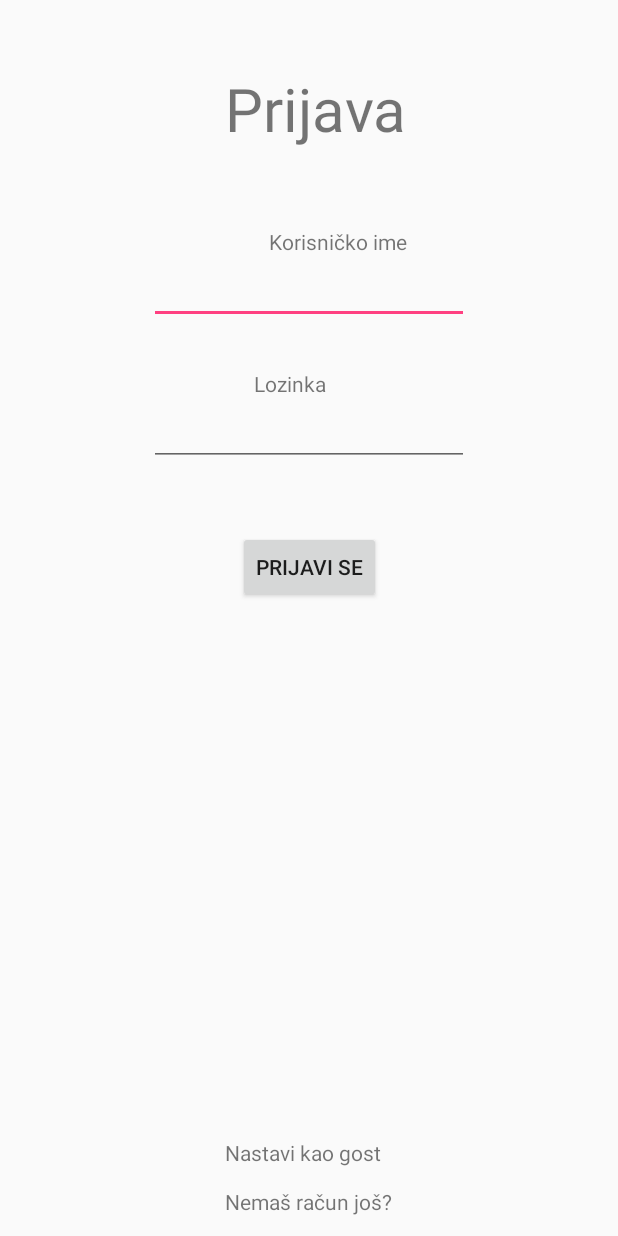
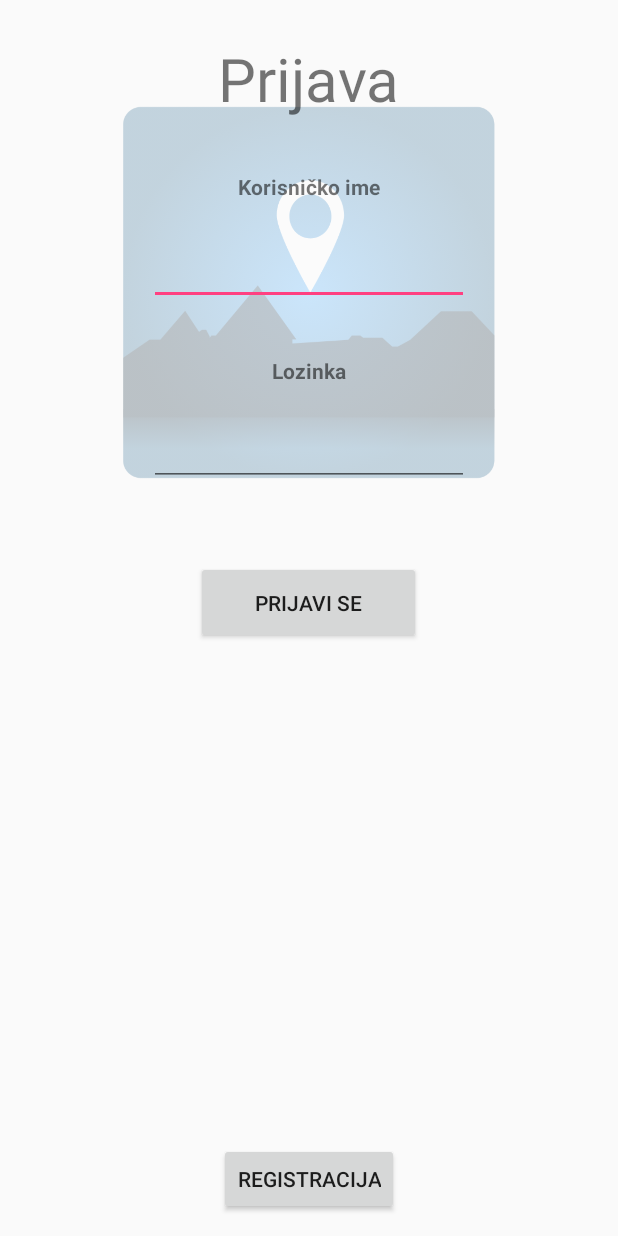
Before and after one commit to marina347/VodicKulturnihDogadanja, an Android app: the layout activity_login.xml on its own in the app's theme, with its tools: preview values and no code run, on a phone screen of 412 x 824 dp. Run offline under Robolectric (Android 15) with nearby library versions, the phone set to English and light mode, and no system bars.

Commit message:
Minor changes in LoginActivity. Background picture added.

```diff
--- a/app/src/main/res/layout/activity_login.xml
+++ b/app/src/main/res/layout/activity_login.xml
@@ -4,82 +4,89 @@
     xmlns:tools="http://schemas.android.com/tools"
     android:layout_width="match_parent"
     android:layout_height="match_parent"
+
     tools:context="hr.foi.vodickulturnihdogadanja.activity.LoginActivity">
+    <ImageView
+        android:alpha=".28"
+        android:id="@+id/imageView"
+        android:layout_width="250dp"
+        android:layout_height="250dp"
+        app:srcCompat="@drawable/logo"
+        android:layout_alignParentTop="true"
+        android:layout_centerHorizontal="true"
+        android:layout_marginTop="70sp"
+        />
 
-    <TextView
-        android:id="@+id/registerlink_tv"
-        android:layout_width="wrap_content"
-        android:layout_height="wrap_content"
-        android:layout_marginBottom="13dp"
-        android:text="Nemaš račun još?"
-        tools:layout_editor_absoluteX="147dp"
-        tools:layout_editor_absoluteY="289dp"
-        android:layout_alignParentBottom="true"
-        android:layout_centerHorizontal="true" />
+
 
     <TextView
         android:id="@+id/login_tw"
         android:layout_width="wrap_content"
         android:layout_height="wrap_content"
+        android:layout_marginTop="25sp"
+        android:text="Prijava"
+        android:textSize="60px"
         android:layout_alignParentTop="true"
-        android:layout_alignStart="@+id/registerlink_tv"
-        android:layout_marginTop="45dp"
-        android:textSize="60px"
-        android:text="Prijava" />
+        android:layout_centerHorizontal="true" />
 
     <TextView
         android:id="@+id/log_username_tw"
         android:layout_width="wrap_content"
         android:layout_height="wrap_content"
-        android:layout_marginTop="52dp"
+        android:layout_marginTop="35sp"
         android:text="Korisničko ime"
+        android:textStyle="bold"
         android:layout_below="@+id/login_tw"
-        android:layout_alignEnd="@+id/login_tw" />
+        android:layout_centerHorizontal="true" />
 
     <EditText
         android:id="@+id/log_username_et"
         android:layout_width="wrap_content"
         android:layout_height="wrap_content"
+        android:layout_marginTop="24dp"
+
+        android:ems="10"
+        android:inputType="textPersonName"
         android:layout_below="@+id/log_username_tw"
-        android:layout_centerHorizontal="true"
-        android:ems="10"
-        android:inputType="textPersonName" />
+        android:layout_centerHorizontal="true" />
 
     <TextView
         android:id="@+id/log_password_tw"
         android:layout_width="wrap_content"
         android:layout_height="wrap_content"
-        android:layout_marginStart="19dp"
-        android:layout_marginTop="30dp"
+        android:layout_below="@+id/log_username_et"
+        android:layout_centerHorizontal="true"
+        android:layout_marginTop="34sp"
         android:text="Lozinka"
-        android:layout_below="@+id/log_username_et"
-        android:layout_alignStart="@+id/registerlink_tv" />
+        android:textStyle="bold" />
 
     <EditText
         android:id="@+id/log_password_et"
         android:layout_width="wrap_content"
         android:layout_height="wrap_content"
+        android:ems="10"
+        android:inputType="textPassword"
+        android:layout_below="@+id/log_password_tw"
         android:layout_alignStart="@+id/log_username_et"
-        android:layout_below="@+id/log_password_tw"
-        android:ems="10"
-        android:inputType="textPassword" />
+        android:layout_marginTop="22dp" />
 
     <Button
         android:id="@+id/btnLogin"
+        android:layout_width="150sp"
+        android:layout_height="55sp"
+        android:text="PRIJAVI SE"
+        android:layout_below="@+id/log_password_et"
+        android:layout_centerHorizontal="true"
+        android:layout_marginTop="50dp" />
+
+    <Button
+        android:id="@+id/btnReg"
         android:layout_width="wrap_content"
         android:layout_height="wrap_content"
-        android:text="PRIJAVI SE"
-        android:layout_marginTop="43dp"
-        android:layout_below="@+id/log_password_et"
-        android:layout_alignEnd="@+id/guestlink_tv" />
+        android:text="REGISTRACIJA"
+        android:layout_alignParentBottom="true"
+        android:layout_centerHorizontal="true"
+        android:layout_marginBottom="14sp" />
 
-    <TextView
-        android:id="@+id/guestlink_tv"
-        android:layout_width="wrap_content"
-        android:layout_height="wrap_content"
-        android:text="Nastavi kao gost"
-        android:layout_marginBottom="13dp"
-        android:layout_above="@+id/registerlink_tv"
-        android:layout_alignStart="@+id/registerlink_tv" />
 
 </RelativeLayout>
```
Also changed, not shown: app/src/main/java/hr/foi/vodickulturnihdogadanja/activity/LoginActivity.java (+2 -5 lines), app/src/main/res/layout/activity_home.xml (+4 -3 lines), app/src/main/res/layout/activity_registration.xml (+12 -12 lines), app/src/main/res/drawable/logo.png (added).
